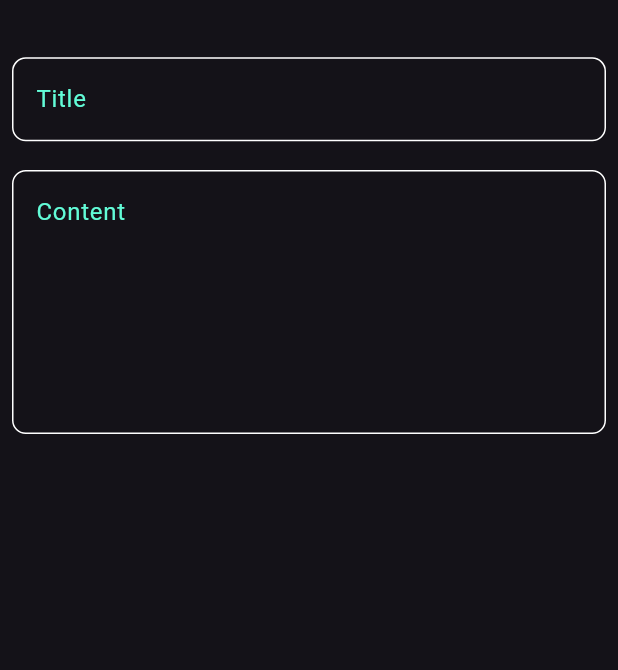
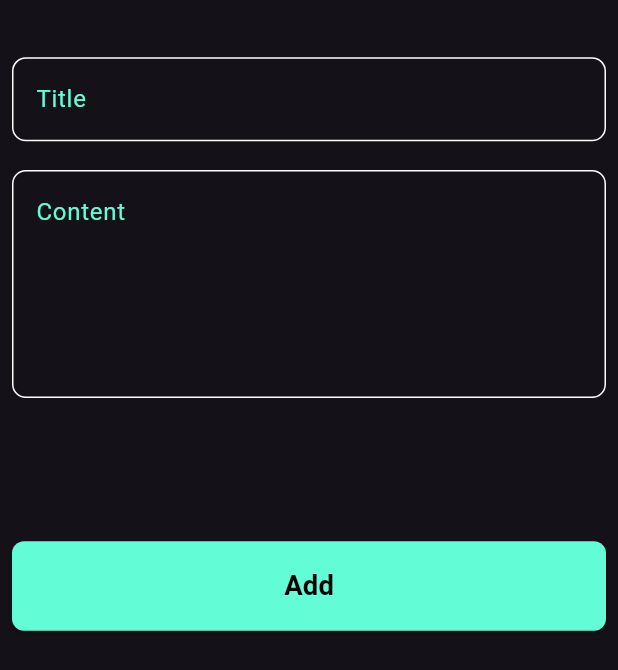
Before and after one commit to mariamattef/Notes-app, a Flutter app: the AddNoteBottomSheet widget shown alone on an empty page, opened directly, on a phone screen of 412 x 824 dp. Shown: the top 670 px of the screen. Run offline on Flutter 3.47's test engine with Material 3 defaults, Android fonts, the phone set to English and light mode, and no system bars; our stand-ins replace flutter_screenutil; Roboto replaces fonts that are missing (Mochiy Pop One).

Commit message:
finish notes botttomSheet

```diff
--- a/lib/widgets/add_note_bottom_sheet.dart
+++ b/lib/widgets/add_note_bottom_sheet.dart
@@ -1,5 +1,6 @@
 import 'package:flutter/material.dart';
 import 'package:flutter_screenutil/flutter_screenutil.dart';
+import 'package:notesapp/widgets/custom_button.dart';
 
 import 'custom_text_field.dart';
 
@@ -10,6 +11,7 @@ class AddNoteBottomSheet extends StatelessWidget {
   Widget build(BuildContext context) {
     return Padding(
       padding: const EdgeInsets.symmetric(horizontal: 8.0),
+      child: SingleChildScrollView(
         child: Column(
           children: [
             SizedBox(
@@ -19,8 +21,19 @@ class AddNoteBottomSheet extends StatelessWidget {
             SizedBox(
               height: 16.h,
             ),
-          const CustomTextField(hintText: 'Content', maxLines: 6),
+            const CustomTextField(hintText: 'Content', maxLines: 5),
+            SizedBox(
+              height: 80.h,
+            ),
+            CustomButton(
+              onPressed: () {},
+              text: 'Add',
+            ),
+            SizedBox(
+              height: 16.h,
+            ),
           ],
+        ),
       ),
     );
   }
--- /dev/null
+++ b/lib/widgets/custom_button.dart
@@ -0,0 +1,37 @@
+import 'package:flutter/material.dart';
+import 'package:flutter_screenutil/flutter_screenutil.dart';
+import 'package:notesapp/constans.dart';
+
+class CustomButton extends StatelessWidget {
+  const CustomButton(
+      {required this.text, required this.onPressed, this.fixedSize, super.key});
+  final String text;
+  final void Function()? onPressed;
+  final Size? fixedSize;
+
+  @override
+  Widget build(BuildContext context) {
+    return SizedBox(
+      width: double.infinity,
+      height: 50.h,
+      child: ElevatedButton(
+        style: ElevatedButton.styleFrom(
+          backgroundColor: kPrimaryColor,
+          fixedSize: fixedSize,
+          padding: const EdgeInsets.symmetric(horizontal: 32, vertical: 16),
+          shape: RoundedRectangleBorder(
+            borderRadius: BorderRadius.circular(8),
+          ),
+        ),
+        onPressed: onPressed,
+        child: Text(
+          text,
+          style: TextStyle(
+              color: Colors.black,
+              fontSize: 16.sp,
+              fontWeight: FontWeight.bold),
+        ),
+      ),
+    );
+  }
+}
```
Lines whose indentation alone changed are shown as unchanged.
